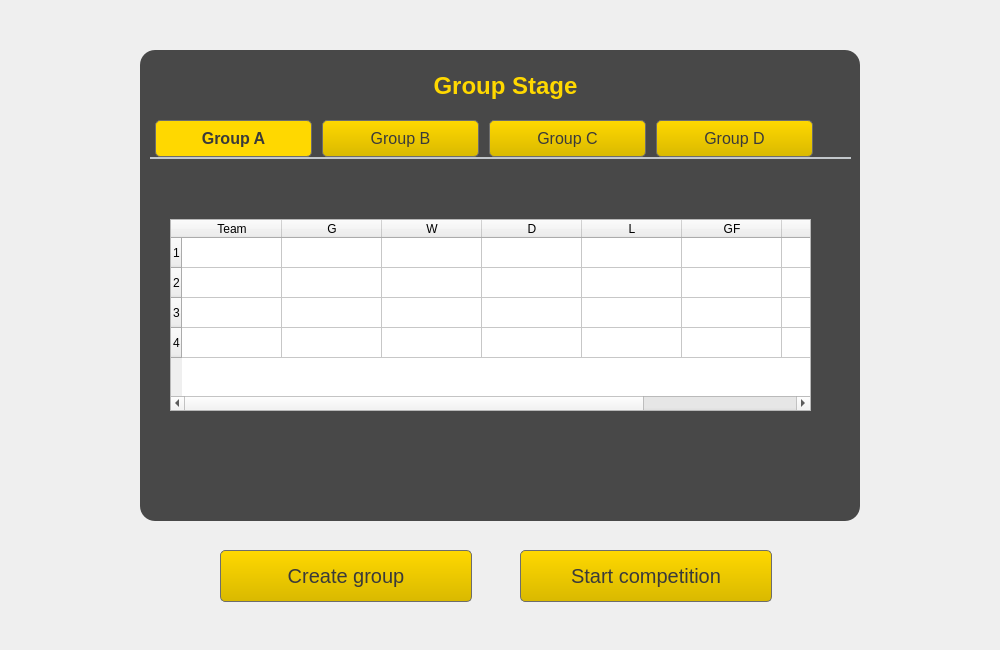
Above: sources/FootballEditor16/GUIApp/competitionwindow.ui from vaddya/FootballEditor16 before the change. Below: the same form after it.
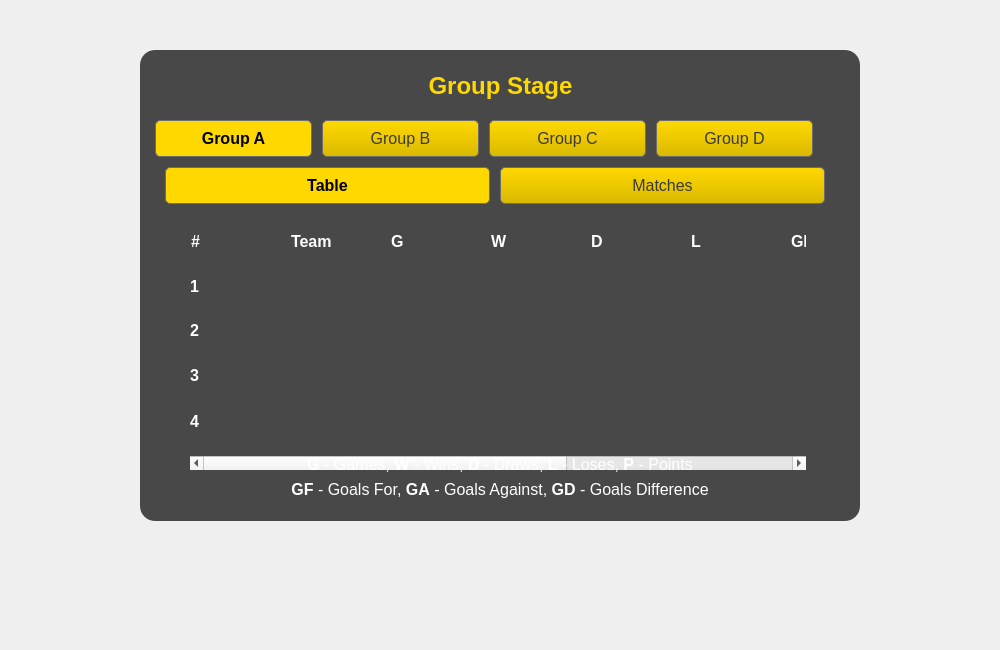
That is the form after the change. Icons and pictures are not drawn. Custom widgets are drawn as their Qt base class.

Commit message: stable table

The edit to the form file:
```diff
--- a/sources/FootballEditor16/GUIApp/competitionwindow.ui
+++ b/sources/FootballEditor16/GUIApp/competitionwindow.ui
@@ -422,42 +422,7 @@
      </widget>
     </widget>
     <widget class="QWidget" name="pgGroupStage16">
-     <widget class="QPushButton" name="btnStart_2">
-      <property name="geometry">
-       <rect>
-        <x>520</x>
-        <y>550</y>
-        <width>252</width>
-        <height>52</height>
-       </rect>
-      </property>
-      <property name="cursor">
-       <cursorShape>PointingHandCursor</cursorShape>
-      </property>
-      <property name="styleSheet">
-       <string notr="true">QPushButton { 
-	border: 1px solid #6d6d6d transparent;
-	background: qlineargradient(x1: 0, y1: 1, x2: 0, y2: 0,  stop: 0 #d9b900, stop: 1 #ffd800);
-	border-radius: 5px;
-	color: #3a3a3a;
-	font-size: 20px;
-	height: 50px;
-	width: 250px;
-}
-
-QPushButton:hover { 
-	background-color: #ffd800;
-}
-
-QPushButton:pressed {
-	background-color: #d9b900;
-}</string>
-      </property>
-      <property name="text">
-       <string>Start competition</string>
-      </property>
-     </widget>
-     <widget class="QFrame" name="frame_2">
+     <widget class="QFrame" name="frame_GS16">
       <property name="geometry">
        <rect>
         <x>140</x>
@@ -467,10 +432,11 @@
        </rect>
       </property>
       <property name="styleSheet">
-       <string notr="true">#frame_2 {
+       <string notr="true">#frame_GS16 {
 	border: 0px;
 	background-color: rgba(0, 0, 0, 0.7);
 	border-radius: 15px;
+	font-size: 15px;
 }</string>
       </property>
       <property name="frameShape">
@@ -479,12 +445,12 @@
       <property name="frameShadow">
        <enum>QFrame::Raised</enum>
       </property>
-      <widget class="QLabel" name="lblCreate_2">
+      <widget class="QLabel" name="lbl_GS16_GroupStage">
        <property name="geometry">
         <rect>
          <x>0</x>
          <y>20</y>
-         <width>731</width>
+         <width>721</width>
          <height>31</height>
         </rect>
        </property>
@@ -501,7 +467,7 @@
         <set>Qt::AlignCenter</set>
        </property>
       </widget>
-      <widget class="QTabWidget" name="tabGroups">
+      <widget class="QTabWidget" name="tab_GS16_Groups">
        <property name="geometry">
         <rect>
          <x>10</x>
@@ -527,96 +493,303 @@
 	margin-right: 5px;
 }
 
-QTabBar::tab:hover, QTabBar::tab:selected {
+QTabBar::tab:hover {
 	background-color: #ffd800;
 	font-weight: bold;
+	color: #3a3a3a;
+}
+
+QTabBar::tab:selected {
+	background-color: #ffd800;
+	font-weight: bold;
+	color: black;
 }
 
 QTabWidget::pane  {
-	background: none;
-	border-top: 2px solid #C2C7CB;
-}
-
-QTabBar::tear {	
-	image: url(:/settings_background.jpg);
+	background-color: none;
+	color: rgb(255, 255, 255);
+	border: 0px solid black;
 }</string>
        </property>
        <property name="currentIndex">
         <number>0</number>
        </property>
-       <widget class="QWidget" name="tabGroupA">
+       <widget class="QWidget" name="wid_GS16_GroupA">
+        <property name="styleSheet">
+         <string notr="true"/>
+        </property>
         <attribute name="title">
          <string>Group A</string>
         </attribute>
-        <widget class="QTableWidget" name="tableWidget">
+        <widget class="QTabWidget" name="tab_GS16_GroupA">
          <property name="geometry">
           <rect>
-           <x>20</x>
-           <y>60</y>
-           <width>641</width>
-           <height>192</height>
+           <x>10</x>
+           <y>10</y>
+           <width>681</width>
+           <height>341</height>
           </rect>
          </property>
-         <row>
-          <property name="text">
-           <string>1</string>
-          </property>
-         </row>
-         <row>
-          <property name="text">
-           <string>2</string>
-          </property>
-         </row>
-         <row>
-          <property name="text">
-           <string>3</string>
-          </property>
-         </row>
-         <row>
-          <property name="text">
-           <string>4</string>
-          </property>
-         </row>
-         <column>
-          <property name="text">
-           <string>Team</string>
-          </property>
-         </column>
-         <column>
-          <property name="text">
-           <string>G</string>
-          </property>
-         </column>
-         <column>
-          <property name="text">
-           <string>W</string>
-          </property>
-         </column>
-         <column>
-          <property name="text">
-           <string>D</string>
-          </property>
-         </column>
-         <column>
-          <property name="text">
-           <string>L</string>
-          </property>
-         </column>
-         <column>
-          <property name="text">
-           <string>GF</string>
-          </property>
-         </column>
-         <column>
-          <property name="text">
-           <string>GA</string>
-          </property>
-         </column>
-         <column>
-          <property name="text">
-           <string>GD</string>
-          </property>
-         </column>
+         <property name="styleSheet">
+          <string notr="true">QTabWidget::tab-bar {
+    alignment: center;
+}
+
+QTabBar::tab {
+	border: 1px solid #6d6d6d transparent;
+	background: qlineargradient(x1: 0, y1: 1, x2: 0, y2: 0,  stop: 0 #d9b900, stop: 1 #ffd800);
+	border-radius: 5px;
+	color: #3a3a3a;
+	font-size: 16px;
+	height: 35px;
+	width: 323px;
+	margin-left: 5px;
+	margin-right: 5px;
+}
+
+QTabBar::tab:hover, QTabBar::tab:selected {
+	background-color: #ffd800;
+	font-weight: bold;
+	color: black;
+}
+
+QTabWidget::pane  {
+	background: none;
+	color: rgb(255, 255, 255);
+	border: 0px solid black;
+}
+</string>
+         </property>
+         <property name="currentIndex">
+          <number>0</number>
+         </property>
+         <widget class="QWidget" name="tab_GS16_GroupA_Table">
+          <attribute name="title">
+           <string>Table</string>
+          </attribute>
+          <widget class="QTreeWidget" name="tree_GroupA">
+           <property name="geometry">
+            <rect>
+             <x>30</x>
+             <y>10</y>
+             <width>621</width>
+             <height>261</height>
+            </rect>
+           </property>
+           <property name="sizePolicy">
+            <sizepolicy hsizetype="Fixed" vsizetype="Fixed">
+             <horstretch>0</horstretch>
+             <verstretch>0</verstretch>
+            </sizepolicy>
+           </property>
+           <property name="styleSheet">
+            <string notr="true">QTreeWidget {
+font-size: 17px;
+padding-top: 5px;
+padding-bottom: 5px;
+padding-right: 5px;
+background: rgba(0,0,0,0);
+border: 0px solid black;
+}
+
+QTreeWidget::item {
+font-size: 15px;
+padding-left: 15px;
+padding-top: 10px;
+padding-bottom: 10px;
+padding-right: 5px;
+color: #3a3a3a;
+width: 150px;
+color: white;
+}
+
+QHeaderView {
+font-size: 16px;
+color: black;
+height: 15px;
+background: rgba(0, 0, 0, 0);
+}
+
+ QHeaderView::section {
+   	background: rgba(0, 0, 0, 0);
+    color: white;
+	padding-left: 1px;
+	height: 45px;
+	border-radius: 25px;
+	font-weight: bold;
+ }</string>
+           </property>
+           <property name="editTriggers">
+            <set>QAbstractItemView::NoEditTriggers</set>
+           </property>
+           <attribute name="headerShowSortIndicator" stdset="0">
+            <bool>false</bool>
+           </attribute>
+           <column>
+            <property name="text">
+             <string>#</string>
+            </property>
+           </column>
+           <column>
+            <property name="text">
+             <string>Team</string>
+            </property>
+           </column>
+           <column>
+            <property name="text">
+             <string>G</string>
+            </property>
+           </column>
+           <column>
+            <property name="text">
+             <string>W</string>
+            </property>
+           </column>
+           <column>
+            <property name="text">
+             <string>D</string>
+            </property>
+           </column>
+           <column>
+            <property name="text">
+             <string>L</string>
+            </property>
+           </column>
+           <column>
+            <property name="text">
+             <string>GF</string>
+            </property>
+           </column>
+           <column>
+            <property name="text">
+             <string>GA</string>
+            </property>
+           </column>
+           <column>
+            <property name="text">
+             <string>GD</string>
+            </property>
+           </column>
+           <column>
+            <property name="text">
+             <string>P</string>
+            </property>
+           </column>
+          </widget>
+          <widget class="QLabel" name="lbl_GS16_GroupA_1st">
+           <property name="geometry">
+            <rect>
+             <x>30</x>
+             <y>73</y>
+             <width>9</width>
+             <height>19</height>
+            </rect>
+           </property>
+           <property name="styleSheet">
+            <string notr="true">color: white;
+font-size: 16px;</string>
+           </property>
+           <property name="text">
+            <string>&lt;b&gt;1&lt;/b&gt;</string>
+           </property>
+          </widget>
+          <widget class="QLabel" name="lbl_GS16_GroupA_2nd">
+           <property name="geometry">
+            <rect>
+             <x>30</x>
+             <y>117</y>
+             <width>9</width>
+             <height>19</height>
+            </rect>
+           </property>
+           <property name="styleSheet">
+            <string notr="true">color: white;
+font-size: 16px;</string>
+           </property>
+           <property name="text">
+            <string>&lt;b&gt;2&lt;/b&gt;</string>
+           </property>
+          </widget>
+          <widget class="QLabel" name="lbl_GS16_GroupA_3rd">
+           <property name="geometry">
+            <rect>
+             <x>30</x>
+             <y>162</y>
+             <width>9</width>
+             <height>19</height>
+            </rect>
+           </property>
+           <property name="styleSheet">
+            <string notr="true">color: white;
+font-size: 16px;</string>
+           </property>
+           <property name="text">
+            <string>&lt;b&gt;3&lt;/b&gt;</string>
+           </property>
+          </widget>
+          <widget class="QLabel" name="lbl_GS16_GroupA_4th">
+           <property name="geometry">
+            <rect>
+             <x>30</x>
+             <y>208</y>
+             <width>9</width>
+             <height>19</height>
+            </rect>
+           </property>
+           <property name="styleSheet">
+            <string notr="true">color: white;
+font-size: 16px;</string>
+           </property>
+           <property name="text">
+            <string>&lt;b&gt;4&lt;/b&gt;</string>
+           </property>
+          </widget>
+          <widget class="QLabel" name="lbl_GS16_GroupA_legend1">
+           <property name="geometry">
+            <rect>
+             <x>15</x>
+             <y>240</y>
+             <width>650</width>
+             <height>41</height>
+            </rect>
+           </property>
+           <property name="styleSheet">
+            <string notr="true">color: white;
+font-size: 16px;</string>
+           </property>
+           <property name="text">
+            <string>&lt;b&gt;G&lt;/b&gt; - Games, &lt;b&gt;W&lt;/b&gt; - Wins, &lt;b&gt;D&lt;/b&gt; - Draws, &lt;b&gt;L&lt;/b&gt; - Loses, &lt;b&gt;P&lt;/b&gt; - Points</string>
+           </property>
+           <property name="alignment">
+            <set>Qt::AlignCenter</set>
+           </property>
+          </widget>
+          <widget class="QLabel" name="lbl_GS16_GroupA_legend2">
+           <property name="geometry">
+            <rect>
+             <x>15</x>
+             <y>265</y>
+             <width>650</width>
+             <height>41</height>
+            </rect>
+           </property>
+           <property name="styleSheet">
+            <string notr="true">color: white;
+font-size: 16px;</string>
+           </property>
+           <property name="text">
+            <string>&lt;b&gt;GF&lt;/b&gt; - Goals For, &lt;b&gt;GA&lt;/b&gt; - Goals Against, &lt;b&gt;GD&lt;/b&gt; - Goals Difference</string>
+           </property>
+           <property name="alignment">
+            <set>Qt::AlignCenter</set>
+           </property>
+          </widget>
+         </widget>
+         <widget class="QWidget" name="tab_GS16_GroupA_Matches">
+          <attribute name="title">
+           <string>Matches</string>
+          </attribute>
+         </widget>
         </widget>
        </widget>
        <widget class="QWidget" name="tab">
@@ -633,43 +806,276 @@
         <attribute name="title">
          <string>Group D</string>
         </attribute>
-       </widget>
-      </widget>
-     </widget>
-     <widget class="QPushButton" name="btnCreate_2">
-      <property name="geometry">
-       <rect>
-        <x>220</x>
-        <y>550</y>
-        <width>252</width>
-        <height>52</height>
-       </rect>
-      </property>
-      <property name="cursor">
-       <cursorShape>PointingHandCursor</cursorShape>
-      </property>
-      <property name="styleSheet">
-       <string notr="true">QPushButton { 
+        <widget class="QTabWidget" name="tab_GS16_GroupD">
+         <property name="geometry">
+          <rect>
+           <x>10</x>
+           <y>10</y>
+           <width>681</width>
+           <height>341</height>
+          </rect>
+         </property>
+         <property name="styleSheet">
+          <string notr="true">QTabWidget::tab-bar {
+    alignment: center;
+}
+
+QTabBar::tab {
 	border: 1px solid #6d6d6d transparent;
 	background: qlineargradient(x1: 0, y1: 1, x2: 0, y2: 0,  stop: 0 #d9b900, stop: 1 #ffd800);
 	border-radius: 5px;
 	color: #3a3a3a;
-	font-size: 20px;
-	height: 50px;
-	width: 250px;
+	font-size: 16px;
+	height: 35px;
+	width: 323px;
+	margin-left: 5px;
+	margin-right: 5px;
 }
 
 QPushButton:hover { 
 	background-color: #ffd800;
 }
 
-QPushButton:pressed {
-	background-color: #d9b900;
-}</string>
-      </property>
-      <property name="text">
-       <string>Create group</string>
-      </property>
+QTabWidget::pane  {
+	background: none;
+	color: rgb(255, 255, 255);
+	border: 0px solid black;
+}
+</string>
+         </property>
+         <property name="currentIndex">
+          <number>0</number>
+         </property>
+         <widget class="QWidget" name="tab_GS16_GroupD_Table">
+          <attribute name="title">
+           <string>Table</string>
+          </attribute>
+          <widget class="QTreeWidget" name="tree_GroupD">
+           <property name="geometry">
+            <rect>
+             <x>30</x>
+             <y>10</y>
+             <width>621</width>
+             <height>261</height>
+            </rect>
+           </property>
+           <property name="sizePolicy">
+            <sizepolicy hsizetype="Fixed" vsizetype="Fixed">
+             <horstretch>0</horstretch>
+             <verstretch>0</verstretch>
+            </sizepolicy>
+           </property>
+           <property name="styleSheet">
+            <string notr="true">QTreeWidget {
+font-size: 17px;
+padding-top: 5px;
+padding-bottom: 5px;
+padding-right: 5px;
+background: rgba(0,0,0,0);
+border: 0px solid black;
+}
+
+QTreeWidget::item {
+font-size: 15px;
+padding-left: 15px;
+padding-top: 10px;
+padding-bottom: 10px;
+padding-right: 5px;
+color: #3a3a3a;
+width: 150px;
+color: white;
+}
+
+QHeaderView {
+font-size: 16px;
+color: black;
+height: 15px;
+background: rgba(0, 0, 0, 0);
+}
+
+ QHeaderView::section {
+   	background: rgba(0, 0, 0, 0);
+    color: white;
+	padding-left: 1px;
+	height: 45px;
+	border-radius: 25px;
+	font-weight: bold;
+ }</string>
+           </property>
+           <property name="editTriggers">
+            <set>QAbstractItemView::NoEditTriggers</set>
+           </property>
+           <attribute name="headerShowSortIndicator" stdset="0">
+            <bool>false</bool>
+           </attribute>
+           <column>
+            <property name="text">
+             <string>#</string>
+            </property>
+           </column>
+           <column>
+            <property name="text">
+             <string>Team</string>
+            </property>
+           </column>
+           <column>
+            <property name="text">
+             <string>G</string>
+            </property>
+           </column>
+           <column>
+            <property name="text">
+             <string>W</string>
+            </property>
+           </column>
+           <column>
+            <property name="text">
+             <string>D</string>
+            </property>
+           </column>
+           <column>
+            <property name="text">
+             <string>L</string>
+            </property>
+           </column>
+           <column>
+            <property name="text">
+             <string>GF</string>
+            </property>
+           </column>
+           <column>
+            <property name="text">
+             <string>GA</string>
+            </property>
+           </column>
+           <column>
+            <property name="text">
+             <string>GD</string>
+            </property>
+           </column>
+           <column>
+            <property name="text">
+             <string>P</string>
+            </property>
+           </column>
+          </widget>
+          <widget class="QLabel" name="lbl_GS16_GroupD_1st">
+           <property name="geometry">
+            <rect>
+             <x>30</x>
+             <y>73</y>
+             <width>9</width>
+             <height>19</height>
+            </rect>
+           </property>
+           <property name="styleSheet">
+            <string notr="true">color: white;
+font-size: 16px;</string>
+           </property>
+           <property name="text">
+            <string>&lt;b&gt;1&lt;/b&gt;</string>
+           </property>
+          </widget>
+          <widget class="QLabel" name="lbl_GS16_GroupD_2nd">
+           <property name="geometry">
+            <rect>
+             <x>30</x>
+             <y>117</y>
+             <width>9</width>
+             <height>19</height>
+            </rect>
+           </property>
+           <property name="styleSheet">
+            <string notr="true">color: white;
+font-size: 16px;</string>
+           </property>
+           <property name="text">
+            <string>&lt;b&gt;2&lt;/b&gt;</string>
+           </property>
+          </widget>
+          <widget class="QLabel" name="lbl_GS16_GroupD_3rd">
+           <property name="geometry">
+            <rect>
+             <x>30</x>
+             <y>162</y>
+             <width>9</width>
+             <height>19</height>
+            </rect>
+           </property>
+           <property name="styleSheet">
+            <string notr="true">color: white;
+font-size: 16px;</string>
+           </property>
+           <property name="text">
+            <string>&lt;b&gt;3&lt;/b&gt;</string>
+           </property>
+          </widget>
+          <widget class="QLabel" name="lbl_GS16_GroupD_4th">
+           <property name="geometry">
+            <rect>
+             <x>30</x>
+             <y>208</y>
+             <width>9</width>
+             <height>19</height>
+            </rect>
+           </property>
+           <property name="styleSheet">
+            <string notr="true">color: white;
+font-size: 16px;</string>
+           </property>
+           <property name="text">
+            <string>&lt;b&gt;4&lt;/b&gt;</string>
+           </property>
+          </widget>
+          <widget class="QLabel" name="lbl_GS16_GroupD_legend1">
+           <property name="geometry">
+            <rect>
+             <x>15</x>
+             <y>240</y>
+             <width>650</width>
+             <height>41</height>
+            </rect>
+           </property>
+           <property name="styleSheet">
+            <string notr="true">color: white;
+font-size: 16px;</string>
+           </property>
+           <property name="text">
+            <string>&lt;b&gt;G&lt;/b&gt; - Games, &lt;b&gt;W&lt;/b&gt; - Wins, &lt;b&gt;D&lt;/b&gt; - Draws, &lt;b&gt;L&lt;/b&gt; - Loses, &lt;b&gt;P&lt;/b&gt; - Points</string>
+           </property>
+           <property name="alignment">
+            <set>Qt::AlignCenter</set>
+           </property>
+          </widget>
+          <widget class="QLabel" name="lbl_GS16_GroupD_legend2">
+           <property name="geometry">
+            <rect>
+             <x>15</x>
+             <y>265</y>
+             <width>650</width>
+             <height>41</height>
+            </rect>
+           </property>
+           <property name="styleSheet">
+            <string notr="true">color: white;
+font-size: 16px;</string>
+           </property>
+           <property name="text">
+            <string>&lt;b&gt;GF&lt;/b&gt; - Goals For, &lt;b&gt;GA&lt;/b&gt; - Goals Against, &lt;b&gt;GD&lt;/b&gt; - Goals Difference</string>
+           </property>
+           <property name="alignment">
+            <set>Qt::AlignCenter</set>
+           </property>
+          </widget>
+         </widget>
+         <widget class="QWidget" name="tab_GS16_GroupD_Matches">
+          <attribute name="title">
+           <string>Matches</string>
+          </attribute>
+         </widget>
+        </widget>
+       </widget>
+      </widget>
      </widget>
     </widget>
    </widget>
```
Left out of the diff: 597 changed lines with no effect on the pictures. The commit also changes 5 other files.
